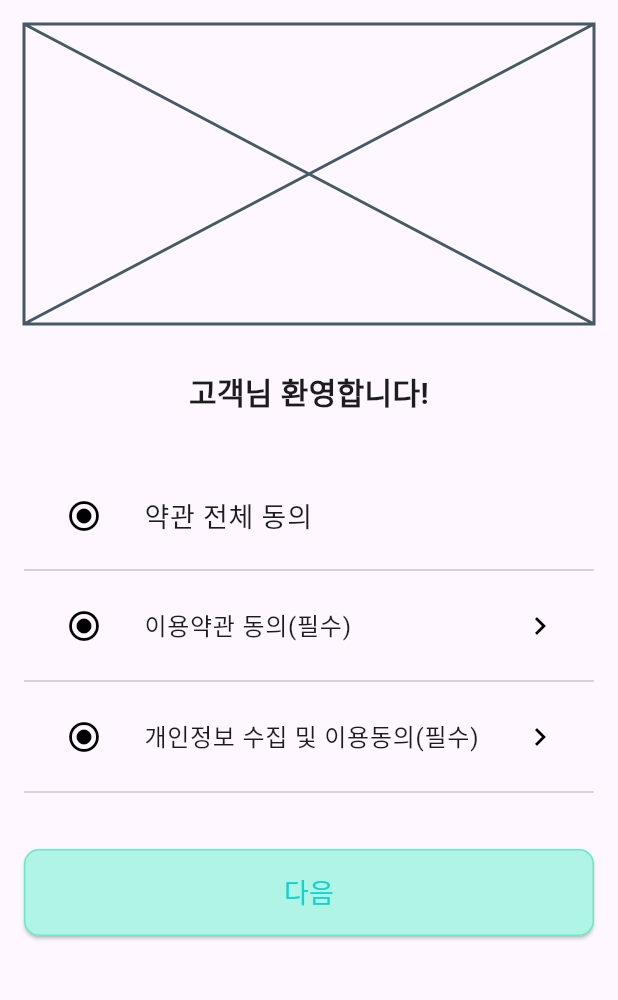
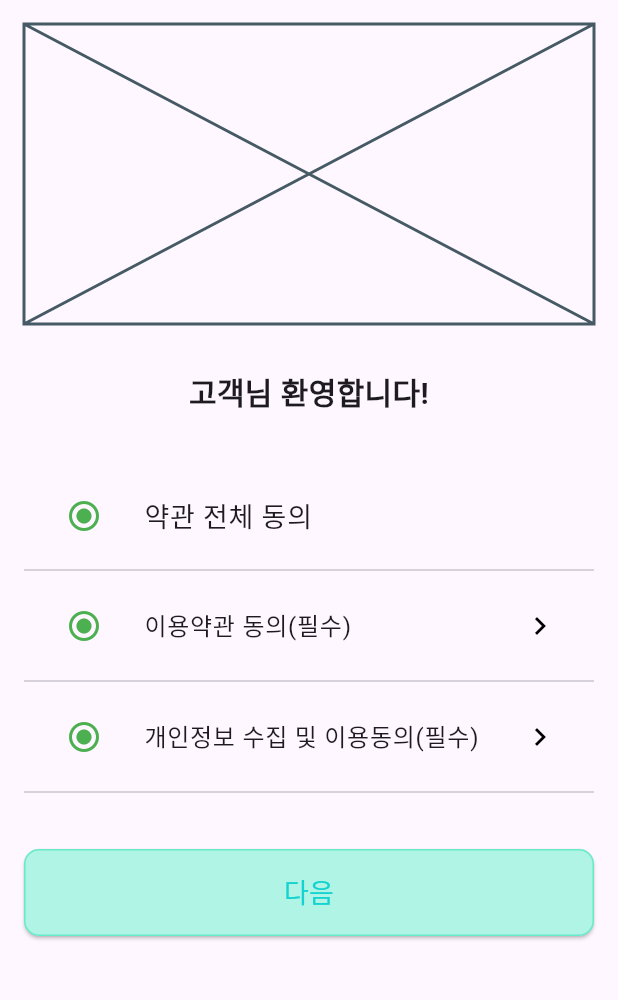
Before and after one commit to ahndongkyu/bulssuk_front, a Flutter app: the AgreementPage screen opened directly, after a tap on the "radio button unchecked" icon, on a phone screen of 412 x 824 dp, the part 84-1084 px from its top. Run offline on Flutter 3.47's test engine with Material 3 defaults, Android fonts, the phone set to English and light mode, and no system bars.

Commit message:
agreement_button_color

```diff
--- a/lib/auth/agreement_page.dart
+++ b/lib/auth/agreement_page.dart
@@ -55,7 +55,9 @@ class _AgreementPageState extends State<AgreementPage> {
                   _isAllAgreed
                       ? Icons.radio_button_checked
                       : Icons.radio_button_off,
-                  color: Colors.black,
+                    color: _isAllAgreed
+                        ? Colors.green // 체크되었을 때 색상
+                        : Colors.black, // 기본 색상
                 ),
                 onPressed: () {
                   setState(() {
@@ -78,7 +80,9 @@ class _AgreementPageState extends State<AgreementPage> {
                   _isTermsAgreed
                       ? Icons.radio_button_checked
                       : Icons.radio_button_off,
-                  color: Colors.black,
+                  color: _isTermsAgreed
+                      ? Colors.green // 체크되었을 때 색상
+                      : Colors.black, // 기본 색상
                 ),
                 onPressed: () {
                   setState(() {
@@ -118,7 +122,9 @@ class _AgreementPageState extends State<AgreementPage> {
                   _isPrivacyAgreed
                       ? Icons.radio_button_checked
                       : Icons.radio_button_off,
-                  color: Colors.black,
+                  color: _isPrivacyAgreed
+                      ? Colors.green // 체크되었을 때 색상
+                      : Colors.black, // 기본 색상
                 ),
                 onPressed: () {
                   setState(() {
```
